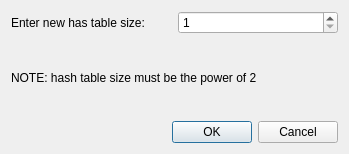
The window that plugins/editorplugins/MPQEditor/hashtablesizedialog.ui (ABBAPOH/qmpq) describes before a commit, drawn with Qt 5.
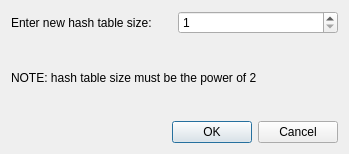
The same window after the commit. Custom widgets are drawn as their Qt base class.

The edit to the form file:
```diff
--- a/plugins/editorplugins/MPQEditor/hashtablesizedialog.ui
+++ b/plugins/editorplugins/MPQEditor/hashtablesizedialog.ui
@@ -17,7 +17,7 @@
    <item row="0" column="0">
     <widget class="QLabel" name="label">
      <property name="text">
-      <string>Enter new has table size:</string>
+      <string>Enter new hash table size:</string>
      </property>
     </widget>
    </item>
```
Left out of the diff: 2 changed lines with no effect on the pictures.
